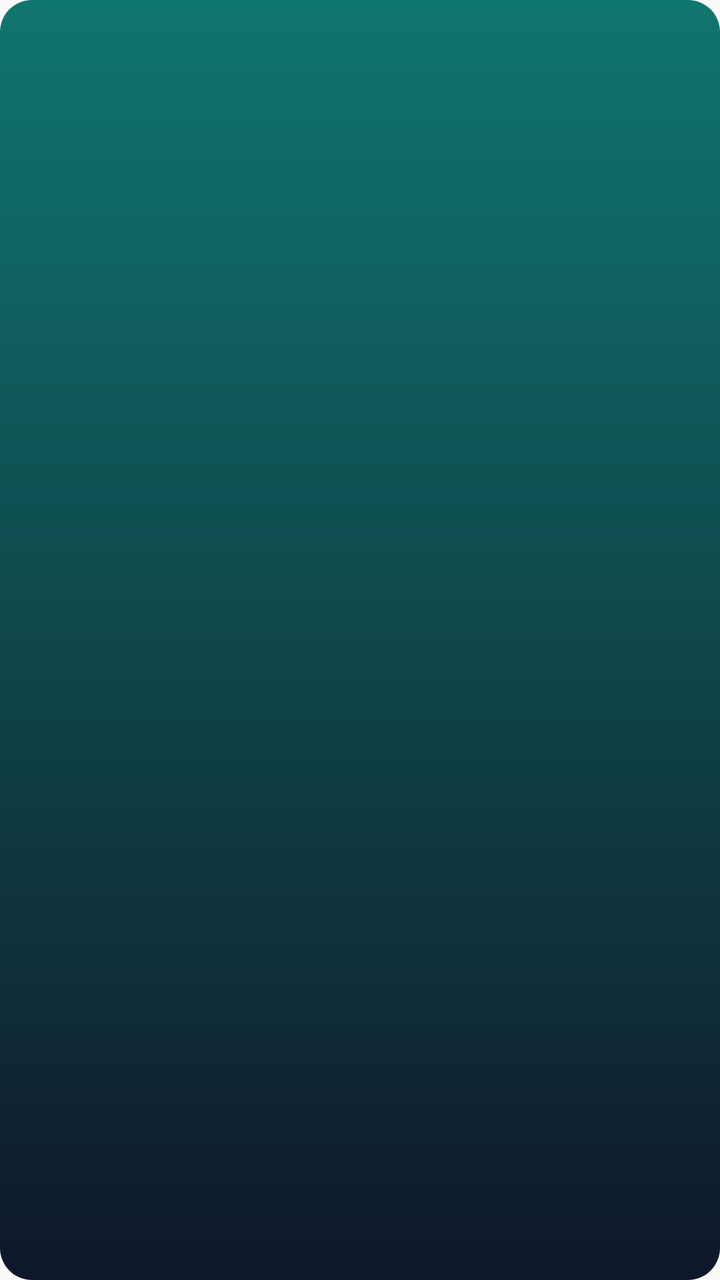
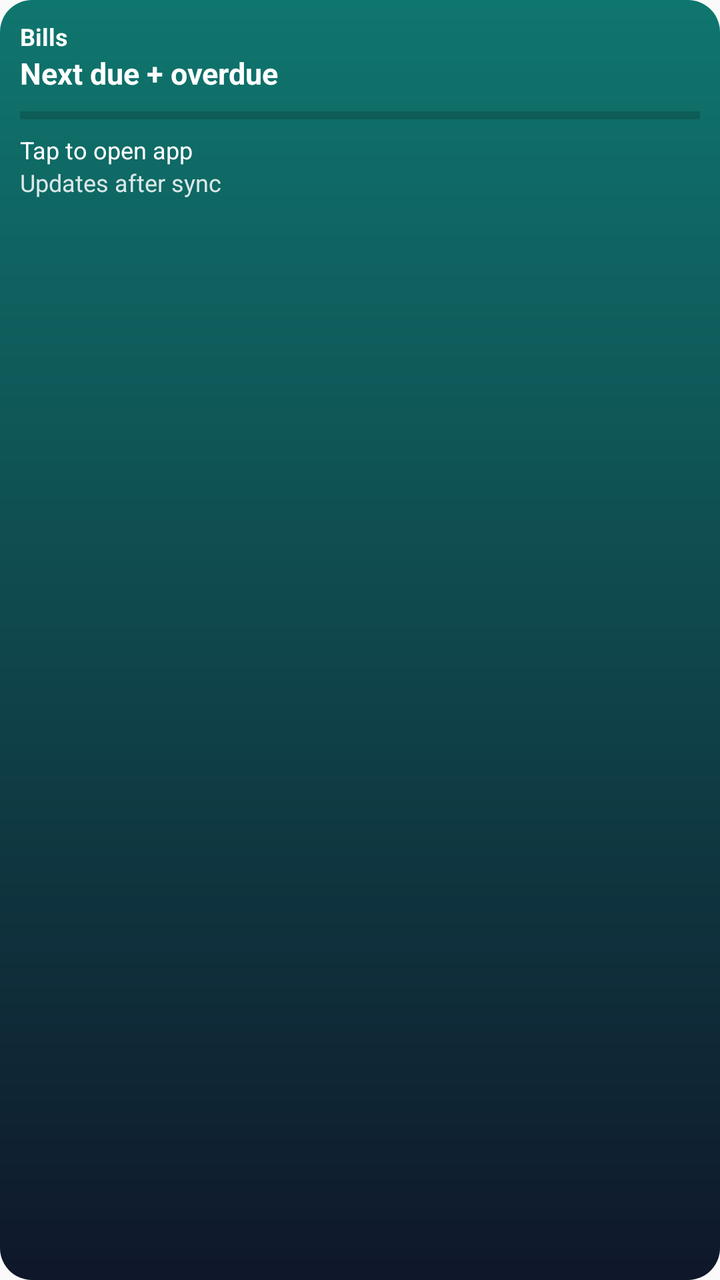

Compare the two renders of this Android layout. The source of the first and the diff that turns it into the second are given below.
<!-- AndroidManifest.xml: application theme AppTheme -->
<!-- res/layout/widget_bills.xml -->
<?xml version="1.0" encoding="utf-8"?>
<LinearLayout xmlns:android="http://schemas.android.com/apk/res/android"
  android:id="@+id/widget_root"
  android:layout_width="match_parent"
  android:layout_height="match_parent"
  android:orientation="vertical"
  android:padding="12dp"
  android:background="@drawable/widget_bg">

  <TextView
    android:id="@+id/widget_title"
    android:layout_width="match_parent"
    android:layout_height="wrap_content"
    android:textStyle="bold"
    android:textSize="12sp"
    android:textColor="@android:color/white" />

  <TextView
    android:id="@+id/widget_line1"
    android:layout_width="match_parent"
    android:layout_height="wrap_content"
    android:textSize="16sp"
    android:textStyle="bold"
    android:textColor="@android:color/white"
    android:maxLines="1" />

  <TextView
    android:id="@+id/widget_line2"
    android:layout_width="match_parent"
    android:layout_height="wrap_content"
    android:textSize="12sp"
    android:textColor="@android:color/white"
    android:maxLines="1" />

  <TextView
    android:id="@+id/widget_meta"
    android:layout_width="match_parent"
    android:layout_height="wrap_content"
    android:textSize="12sp"
    android:textColor="@android:color/white"
    android:alpha="0.85" />

</LinearLayout>
<!-- resources referenced by this layout -->
<resources>
  <!-- drawable widget_bg (drawable) -->
  <?xml version="1.0" encoding="utf-8"?>
  <shape xmlns:android="http://schemas.android.com/apk/res/android" android:shape="rectangle">
    <corners android:radius="16dp" />
    <gradient
      android:angle="90"
      android:startColor="#0F172A"
      android:endColor="#0F766E" />
    <padding
      android:left="12dp"
      android:top="12dp"
      android:right="12dp"
      android:bottom="12dp" />
  </shape>
  <style name="AppTheme" parent="Theme.AppCompat.Light.DarkActionBar">
          
          <item name="colorPrimary">@color/colorPrimary</item>
          <item name="colorPrimaryDark">@color/colorPrimaryDark</item>
          <item name="colorAccent">@color/colorAccent</item>
      </style>
</resources>

<!-- the commit's change to res/layout/widget_bills.xml (unified diff, before → after) -->
@@ -4,13 +4,14 @@
   android:layout_width="match_parent"
   android:layout_height="match_parent"
   android:orientation="vertical"
-  android:padding="12dp"
+  android:padding="10dp"
   android:background="@drawable/widget_bg">
 
   <TextView
     android:id="@+id/widget_title"
     android:layout_width="match_parent"
     android:layout_height="wrap_content"
+    android:text="Bills"
     android:textStyle="bold"
     android:textSize="12sp"
     android:textColor="@android:color/white" />
@@ -19,15 +20,28 @@
     android:id="@+id/widget_line1"
     android:layout_width="match_parent"
     android:layout_height="wrap_content"
-    android:textSize="16sp"
+    android:text="Next due + overdue"
+    android:textSize="15sp"
     android:textStyle="bold"
     android:textColor="@android:color/white"
     android:maxLines="1" />
+
+  <ProgressBar
+    android:id="@+id/widget_progress"
+    style="?android:attr/progressBarStyleHorizontal"
+    android:layout_width="match_parent"
+    android:layout_height="6dp"
+    android:layout_marginTop="8dp"
+    android:layout_marginBottom="6dp"
+    android:indeterminate="false"
+    android:max="100"
+    android:progress="0" />
 
   <TextView
     android:id="@+id/widget_line2"
     android:layout_width="match_parent"
     android:layout_height="wrap_content"
+    android:text="Tap to open app"
     android:textSize="12sp"
     android:textColor="@android:color/white"
     android:maxLines="1" />
@@ -36,6 +50,7 @@
     android:id="@+id/widget_meta"
     android:layout_width="match_parent"
     android:layout_height="wrap_content"
+    android:text="Updates after sync"
     android:textSize="12sp"
     android:textColor="@android:color/white"
     android:alpha="0.85" />
